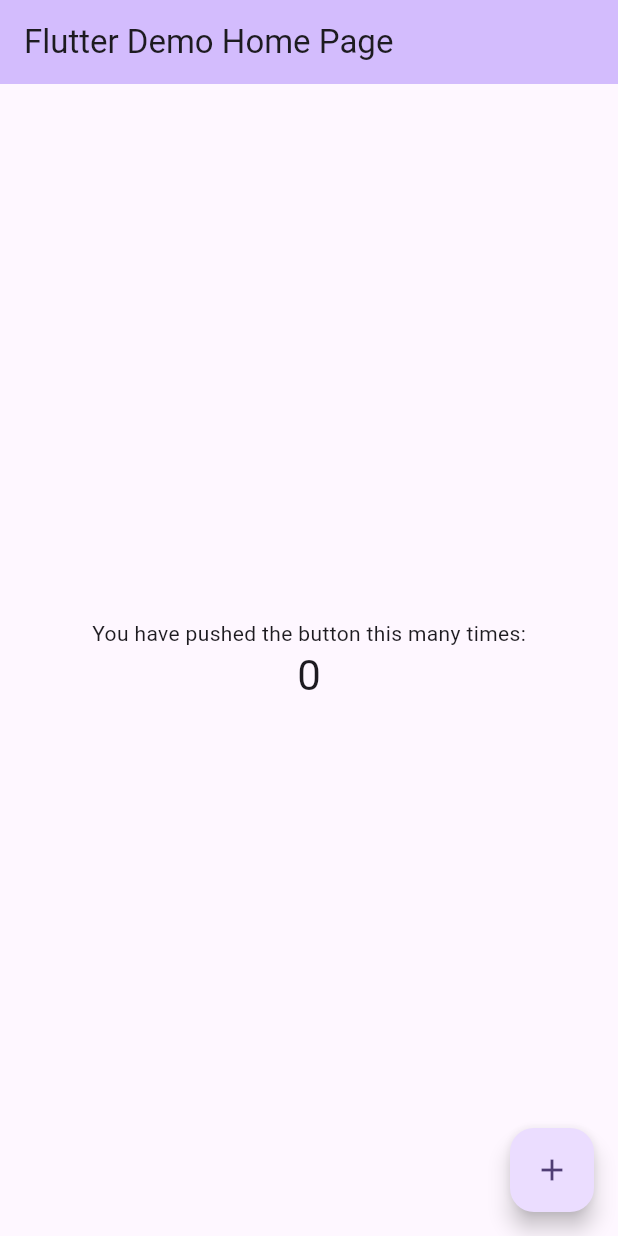
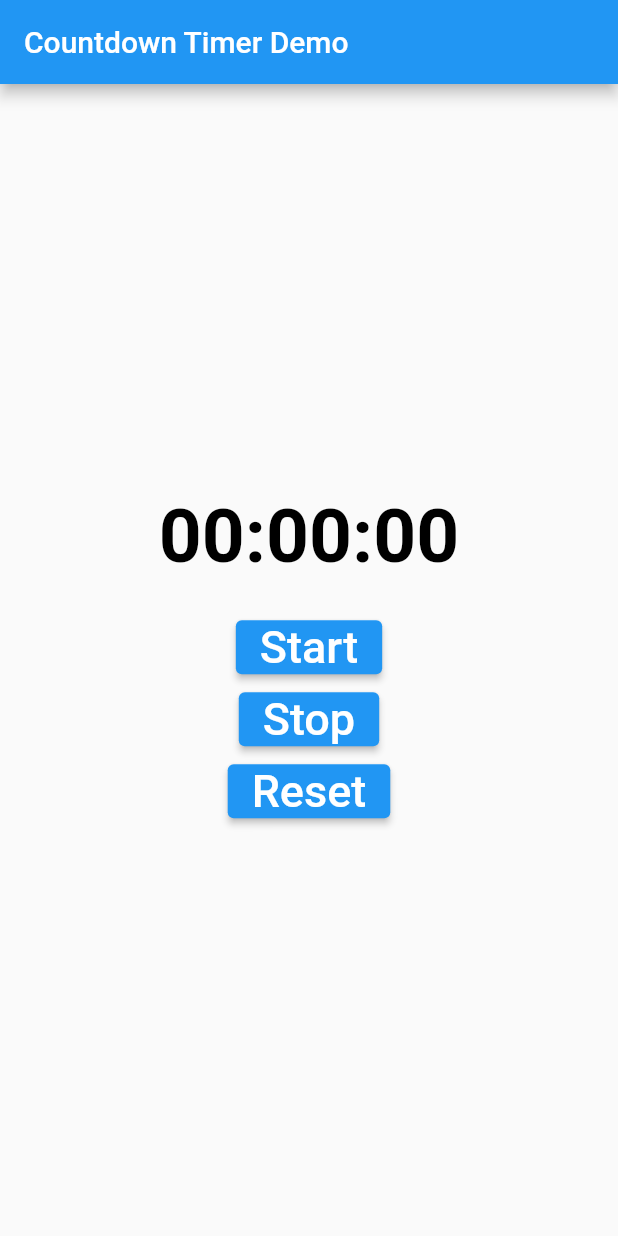
Before and after one commit to francheizko/flutter_exercises03_countdown, a Flutter app: the screen it shows after launch, on a phone screen of 412 x 824 dp. Run offline on Flutter 3.47's test engine with Material 2 defaults, Android fonts, the phone set to English and light mode, and no system bars.

Commit message:
final commits

```diff
--- a/lib/main.dart
+++ b/lib/main.dart
@@ -1,125 +1,126 @@
 import 'package:flutter/material.dart';
+import 'dart:async';
 
 void main() {
-  runApp(const MyApp());
+  runApp(const CountdownTimerDemo());
 }
 
-class MyApp extends StatelessWidget {
-  const MyApp({super.key});
+class CountdownTimerDemo extends StatefulWidget {
+  const CountdownTimerDemo({super.key});
 
-  // This widget is the root of your application.
   @override
-  Widget build(BuildContext context) {
-    return MaterialApp(
-      title: 'Flutter Demo',
-      theme: ThemeData(
-        // This is the theme of your application.
-        //
-        // TRY THIS: Try running your application with "flutter run". You'll see
-        // the application has a blue toolbar. Then, without quitting the app,
-        // try changing the seedColor in the colorScheme below to Colors.green
-        // and then invoke "hot reload" (save your changes or press the "hot
-        // reload" button in a Flutter-supported IDE, or press "r" if you used
-        // the command line to start the app).
-        //
-        // Notice that the counter didn't reset back to zero; the application
-        // state is not lost during the reload. To reset the state, use hot
-        // restart instead.
-        //
-        // This works for code too, not just values: Most code changes can be
-        // tested with just a hot reload.
-        colorScheme: ColorScheme.fromSeed(seedColor: Colors.deepPurple),
-        useMaterial3: true,
-      ),
-      home: const MyHomePage(title: 'Flutter Demo Home Page'),
-    );
-  }
+  _CountdownTimerDemoState createState() => _CountdownTimerDemoState();
 }
 
-class MyHomePage extends StatefulWidget {
-  const MyHomePage({super.key, required this.title});
-
-  // This widget is the home page of your application. It is stateful, meaning
-  // that it has a State object (defined below) that contains fields that affect
-  // how it looks.
-
-  // This class is the configuration for the state. It holds the values (in this
-  // case the title) provided by the parent (in this case the App widget) and
-  // used by the build method of the State. Fields in a Widget subclass are
-  // always marked "final".
-
-  final String title;
+class _CountdownTimerDemoState extends State<CountdownTimerDemo> {
+  // Step 2
+  Timer? countdownTimer;
+  Duration myDuration = const Duration(days: 5);
 
   @override
-  State<MyHomePage> createState() => _MyHomePageState();
+  void initState() {
+    super.initState();
   }
 
-class _MyHomePageState extends State<MyHomePage> {
-  int _counter = 0;
+  /// Timer related methods ///
+  // Step 3
+  void startTimer() {
+    countdownTimer =
+        Timer.periodic(const Duration(seconds: 1), (_) => setCountDown());
+  }
 
-  void _incrementCounter() {
+  // Step 4
+  void stopTimer() {
+    setState(() => countdownTimer!.cancel());
+  }
+
+  // Step 5
+  void resetTimer() {
+    stopTimer();
+    setState(() => myDuration = const Duration(days: 5));
+  }
+
+  // Step 6
+  void setCountDown() {
+    const reduceSecondsBy = 1;
     setState(() {
-      // This call to setState tells the Flutter framework that something has
-      // changed in this State, which causes it to rerun the build method below
-      // so that the display can reflect the updated values. If we changed
-      // _counter without calling setState(), then the build method would not be
-      // called again, and so nothing would appear to happen.
-      _counter++;
+      final seconds = myDuration.inSeconds - reduceSecondsBy;
+      if (seconds < 0) {
+        countdownTimer!.cancel();
+      } else {
+        myDuration = Duration(seconds: seconds);
+      }
     });
   }
 
   @override
   Widget build(BuildContext context) {
-    // This method is rerun every time setState is called, for instance as done
-    // by the _incrementCounter method above.
-    //
-    // The Flutter framework has been optimized to make rerunning build methods
-    // fast, so that you can just rebuild anything that needs updating rather
-    // than having to individually change instances of widgets.
-    return Scaffold(
+    String strDigits(int n) => n.toString().padLeft(2, '0');
+    final days = strDigits(myDuration.inDays);
+
+    // Step 7
+    final hours = strDigits(myDuration.inHours.remainder(24));
+    final minutes = strDigits(myDuration.inMinutes.remainder(60));
+    final seconds = strDigits(myDuration.inSeconds.remainder(60));
+
+    return MaterialApp(
+      home: Scaffold(
         appBar: AppBar(
-        // TRY THIS: Try changing the color here to a specific color (to
-        // Colors.amber, perhaps?) and trigger a hot reload to see the AppBar
-        // change color while the other colors stay the same.
-        backgroundColor: Theme.of(context).colorScheme.inversePrimary,
-        // Here we take the value from the MyHomePage object that was created by
-        // the App.build method, and use it to set our appbar title.
-        title: Text(widget.title),
+          title: const Text('Countdown Timer Demo'),
         ),
         body: Center(
-        // Center is a layout widget. It takes a single child and positions it
-        // in the middle of the parent.
           child: Column(
-          // Column is also a layout widget. It takes a list of children and
-          // arranges them vertically. By default, it sizes itself to fit its
-          // children horizontally, and tries to be as tall as its parent.
-          //
-          // Column has various properties to control how it sizes itself and
-          // how it positions its children. Here we use mainAxisAlignment to
-          // center the children vertically; the main axis here is the vertical
-          // axis because Columns are vertical (the cross axis would be
-          // horizontal).
-          //
-          // TRY THIS: Invoke "debug painting" (choose the "Toggle Debug Paint"
-          // action in the IDE, or press "p" in the console), to see the
-          // wireframe for each widget.
             mainAxisAlignment: MainAxisAlignment.center,
-          children: <Widget>[
-            const Text(
-              'You have pushed the button this many times:',
+            children: [
+              // Step 8
+              Text(
+                '$hours:$minutes:$seconds',
+                style: const TextStyle(
+                    fontWeight: FontWeight.bold,
+                    color: Colors.black,
+                    fontSize: 50),
               ),
-            Text(
-              '$_counter',
-              style: Theme.of(context).textTheme.headlineMedium,
+              const SizedBox(height: 20),
+              // Step 9
+              ElevatedButton(
+                onPressed: startTimer,
+                child: const Text(
+                  'Start',
+                  style: TextStyle(
+                    fontSize: 30,
+                  ),
+                ),
+              ),
+              // Step 10
+              ElevatedButton(
+                onPressed: () {
+                  if (countdownTimer != null && countdownTimer!.isActive) {
+                    stopTimer();
+                  }
+                },
+                child: const Text(
+                  'Stop',
+                  style: TextStyle(
+                    fontSize: 30,
+                  ),
+                ),
+              ),
+              // Step 11
+              ElevatedButton(
+                onPressed: () {
+                  resetTimer();
+                },
+                child: const Text(
+                  'Reset',
+                  style: TextStyle(
+                    fontSize: 30,
+                  ),
+                ),
               ),
             ],
           ),
         ),
-      floatingActionButton: FloatingActionButton(
-        onPressed: _incrementCounter,
-        tooltip: 'Increment',
-        child: const Icon(Icons.add),
-      ), // This trailing comma makes auto-formatting nicer for build methods.
+      ),
     );
   }
 }
```
Also changed, not shown: 1 other file. Lines whose indentation alone changed are shown as unchanged.
